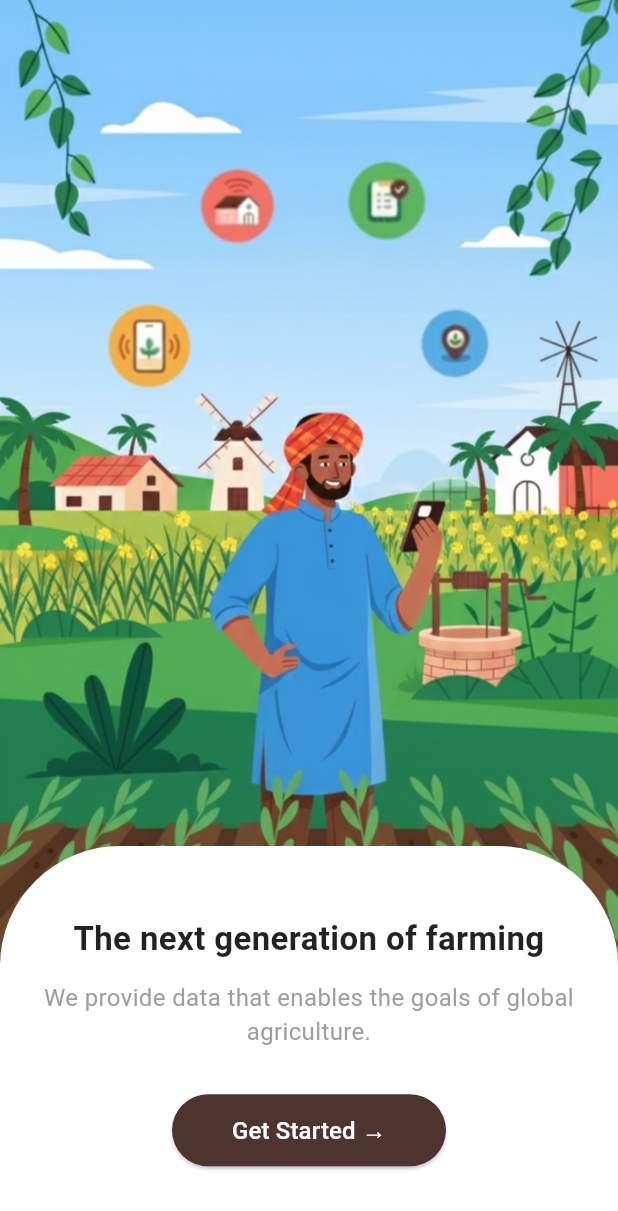
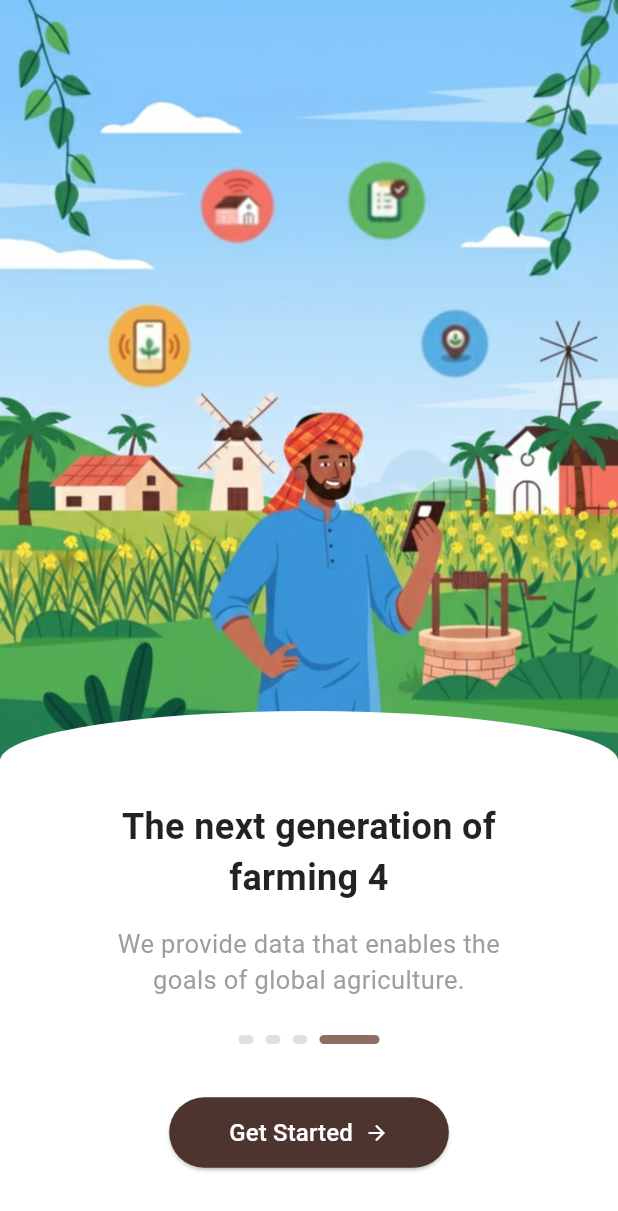
Before and after one commit to devShaik010/kv-app, a Flutter app: the screen it shows after launch, swiped to page 4, on a phone screen of 412 x 824 dp. Shown: the top 1211 px of the screen. Run offline on Flutter 3.47's test engine with Material 3 defaults, Android fonts, the phone set to English and light mode, and no system bars; drawn by our look-alikes of smooth_page_indicator.

Commit message:
Improved Onboarding Screen

```diff
--- a/analysis_options.yaml
+++ b/analysis_options.yaml
@@ -7,6 +7,9 @@
 
 # The following line activates a set of recommended lints for Flutter apps,
 # packages, and plugins designed to encourage good coding practices.
+analyzer:
+  errors:
+    must_be_immutable: ignore
 include: package:flutter_lints/flutter.yaml
 
 linter:
--- a/lib/main.dart
+++ b/lib/main.dart
@@ -1,8 +1,5 @@
 import 'package:flutter/material.dart';
-import 'package:kisanview1/screens_intro/intro_screen_1.dart';
-import 'package:kisanview1/screens_intro/intro_screen_2.dart';
-import 'package:kisanview1/screens_intro/intro_screen_3.dart';
-import 'package:kisanview1/screens_intro/intro_screen_4.dart';
+import 'package:kisanverse/screens/intro_screen.dart';
 
 void main() {
   runApp(const MyApp());
@@ -13,25 +10,6 @@ class MyApp extends StatelessWidget {
 
   @override
   Widget build(BuildContext context) {
-    return MaterialApp(
-      debugShowCheckedModeBanner: false,
-      home: Scaffold(
-        body: Center(
-          child: SizedBox(
-           // give PageView some space
-           width: double.infinity,
-            child: PageView(
-              children: [
-                IntroScreen1(),
-                IntroScreen2(),
-                IntroScreen3(),
-                IntroScreen4(),
-
-              ],
-            ),
-          ),
-        ),
-      ),
-    );
+    return MaterialApp(debugShowCheckedModeBanner: false, home: IntroScreen());
   }
 }
--- /dev/null
+++ b/lib/screens/intro_screen.dart
@@ -0,0 +1,157 @@
+import 'package:flutter/material.dart';
+import 'package:smooth_page_indicator/smooth_page_indicator.dart';
+
+class IntroScreen extends StatefulWidget {
+  const IntroScreen({super.key});
+
+  @override
+  State<IntroScreen> createState() => _IntroScreenState();
+}
+
+class _IntroScreenState extends State<IntroScreen> {
+  final PageController _pageController = PageController();
+  int _currentIndex = 0;
+
+  final List<Map<String, String>> pages = [
+    {
+      "title": "The next generation of farming 1",
+      "description":
+          "We provide data that enables the goals of global agriculture.",
+    },
+    {
+      "title": "The next generation of farming 2",
+      "description":
+          "We provide data that enables the goals of global agriculture.",
+    },
+    {
+      "title": "The next generation of farming 3",
+      "description":
+          "We provide data that enables the goals of global agriculture.",
+    },
+    {
+      "title": "The next generation of farming 4",
+      "description":
+          "We provide data that enables the goals of global agriculture.",
+    },
+  ];
+
+  @override
+  Widget build(BuildContext context) {
+    return Scaffold(
+      body: Stack(
+        children: [
+          PageView(
+            controller: _pageController,
+            onPageChanged: (int index) {
+              setState(() => _currentIndex = index);
+            },
+            children: [
+              for (var page in pages)
+                Image.asset(
+                  "assets/intro_bg.png",
+                  fit: BoxFit.cover,
+                  height: MediaQuery.sizeOf(context).height,
+                ),
+            ],
+          ),
+          Positioned(
+            bottom: 0,
+            left: 0,
+            right: 0,
+            child: Container(
+              // height: MediaQuery.sizeOf(context).height * 0.35,
+              width: MediaQuery.sizeOf(context).width,
+              padding: const EdgeInsets.symmetric(horizontal: 60, vertical: 45),
+              decoration: BoxDecoration(
+                color: Colors.white,
+                borderRadius: BorderRadius.only(
+                  topLeft: Radius.elliptical(
+                    MediaQuery.of(context).size.width * 1.5,
+                    100,
+                  ),
+                  topRight: Radius.elliptical(
+                    MediaQuery.of(context).size.width * 1.5,
+                    100,
+                  ),
+                ),
+              ),
+              child: SingleChildScrollView(
+                child: Column(
+                  mainAxisSize: MainAxisSize.min,
+                  mainAxisAlignment: MainAxisAlignment.start,
+                  children: [
+                    SizedBox(height: 15),
+                    Text(
+                      pages[_currentIndex]["title"]!,
+                      textAlign: TextAlign.center,
+                      style: TextStyle(
+                        fontSize: 24,
+                        fontWeight: FontWeight.bold,
+                        color: Colors.black87,
+                      ),
+                    ),
+                    const SizedBox(height: 15),
+                    Text(
+                      pages[_currentIndex]["description"]!,
+                      textAlign: TextAlign.center,
+                      style: TextStyle(color: Colors.grey, fontSize: 17),
+                    ),
+                    const SizedBox(height: 25),
+                    SmoothPageIndicator(
+                      controller: _pageController,
+                      count: 4,
+                      effect: ExpandingDotsEffect(
+                        dotHeight: 6,
+                        dotWidth: 10,
+                        activeDotColor: Colors.brown.shade400,
+                        dotColor: Colors.grey.shade300,
+                        expansionFactor: 4,
+                        spacing: 8,
+                        strokeWidth: 0,
+                        radius: 5,
+                      ),
+                      onDotClicked: (index) => _pageController.animateToPage(
+                        index,
+                        duration: Duration(milliseconds: 350),
+                        curve: Curves.ease,
+                      ),
+                    ),
+                    const SizedBox(height: 35),
+                    ElevatedButton(
+                      onPressed: () {},
+                      style: ElevatedButton.styleFrom(
+                        backgroundColor: Colors.brown[800],
+                        shape: RoundedRectangleBorder(
+                          borderRadius: BorderRadius.circular(30),
+                        ),
+                        padding: const EdgeInsets.symmetric(
+                          horizontal: 40,
+                          vertical: 12,
+                        ),
+                      ),
+                      child: Row(
+                        mainAxisSize: MainAxisSize.min,
+                        children: [
+                          const Text(
+                            "Get Started",
+                            style: TextStyle(fontSize: 16, color: Colors.white),
+                          ),
+                          const SizedBox(width: 8),
+                          Icon(
+                            Icons.arrow_forward,
+                            color: Colors.white,
+                            size: 16,
+                          ),
+                        ],
+                      ),
+                    ),
+                  ],
+                ),
+              ),
+            ),
+          ),
+        ],
+      ),
+    );
+  }
+}
--- a/lib/screens_intro/intro_screen_4.dart
+++ /dev/null
@@ -1,76 +0,0 @@
-import 'package:flutter/material.dart';
-
-class IntroScreen4 extends StatelessWidget {
-  const IntroScreen4({super.key});
-
-  @override
-  Widget build(BuildContext context) {
-    return Scaffold(
-      backgroundColor: const Color(0xFFE3F2FD),
-      body: Stack(
-        fit: StackFit.expand, // fills entire screen
-        children: [
-          // Fullscreen background image
-          Image.asset(
-            "assets/Gemini_Generated_Image_adioc2adioc2adio.png",
-            fit: BoxFit.cover,
-          ),
-
-          // White curved overlay slightly overlapping bottom
-          Positioned(
-            bottom: 0,
-            left: 0,
-            right: 0,
-            child: Container(
-              height: 260,
-              decoration: const BoxDecoration(
-                color: Colors.white,
-                borderRadius: BorderRadius.vertical(
-                  top: Radius.elliptical(80, 80),
-                ),
-              ),
-              child: Column(
-                mainAxisAlignment: MainAxisAlignment.center,
-                children: [
-                  const Text(
-                    "The next generation of farming",
-                    textAlign: TextAlign.center,
-                    style: TextStyle(
-                      fontSize: 22,
-                      fontWeight: FontWeight.bold,
-                      color: Colors.black87,
-                    ),
-                  ),
-                  const SizedBox(height: 12),
-                  const Text(
-                    "We provide data that enables the goals of global agriculture.",
-                    textAlign: TextAlign.center,
-                    style: TextStyle(color: Colors.grey, fontSize: 16),
-                  ),
-                  const SizedBox(height: 30),
-                  ElevatedButton(
-                    onPressed: () {},
-                    style: ElevatedButton.styleFrom(
-                      backgroundColor: Colors.brown[800],
-                      shape: RoundedRectangleBorder(
-                        borderRadius: BorderRadius.circular(30),
-                      ),
-                      padding: const EdgeInsets.symmetric(
-                        horizontal: 40,
-                        vertical: 12,
-                      ),
-                    ),
-                    child: const Text(
-                      "Get Started →",
-                      style: TextStyle(fontSize: 16, color: Colors.white),
-                    ),
-                  ),
-                ],
-              ),
-            ),
-          ),
-        ],
-      ),
-    );
-  }
-}
--- a/pubspec.yaml
+++ b/pubspec.yaml
@@ -1,4 +1,4 @@
-name: kisanview1
+name: kisanverse
 description: "A new Flutter project."
 # The following line prevents the package from being accidentally published to
 # pub.dev using `flutter pub publish`. This is preferred for private packages.
@@ -35,6 +35,7 @@ dependencies:
   # The following adds the Cupertino Icons font to your application.
   # Use with the CupertinoIcons class for iOS style icons.
   cupertino_icons: ^1.0.8
+  smooth_page_indicator: ^1.2.1
 
 dev_dependencies:
   flutter_test:
@@ -61,7 +62,7 @@ flutter:
 
   # To add assets to your application, add an assets section, like this:
   assets:
-    - assets/Gemini_Generated_Image_adioc2adioc2adio.png
+    - assets/
   # An image asset can refer to one or more resolution-specific "variants", see
   # https://flutter.dev/to/resolution-aware-images
 
```
Also changed, not shown: lib/screens_intro/intro_screen_1.dart (deleted, +0 -76 lines), lib/screens_intro/intro_screen_2.dart (deleted, +0 -76 lines), lib/screens_intro/intro_screen_3.dart (deleted, +0 -76 lines), assets/intro_bg.png (renamed from assets/Gemini_Generated_Image_adioc2adioc2adio.png), pubspec.lock, 18 other files.
